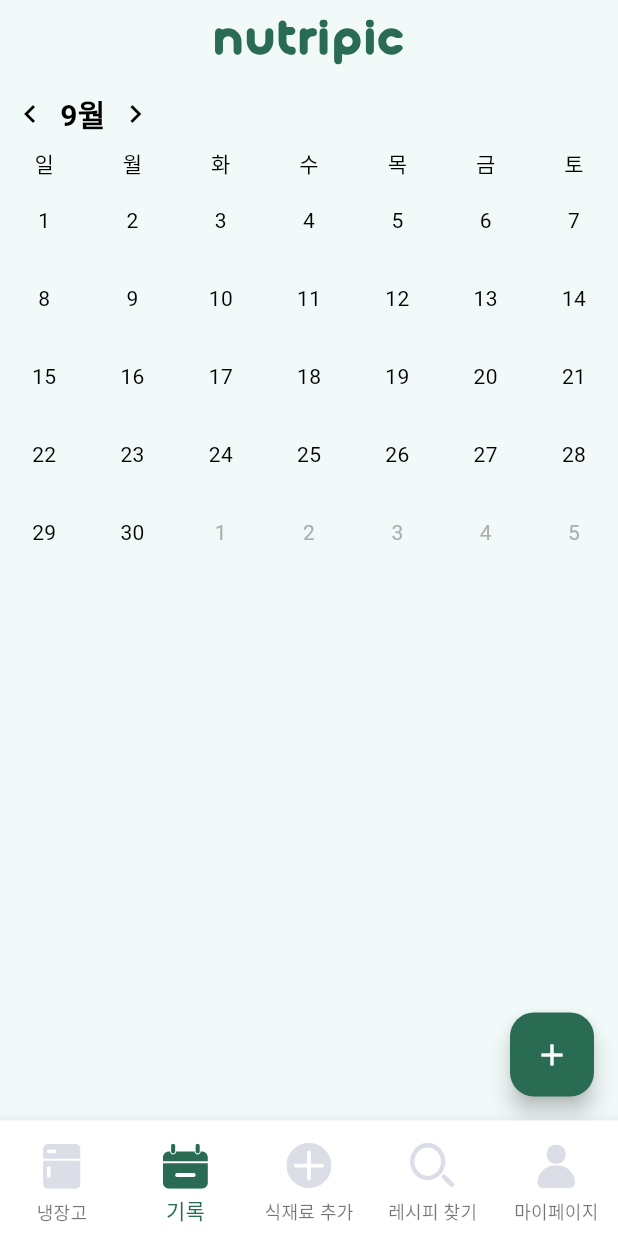
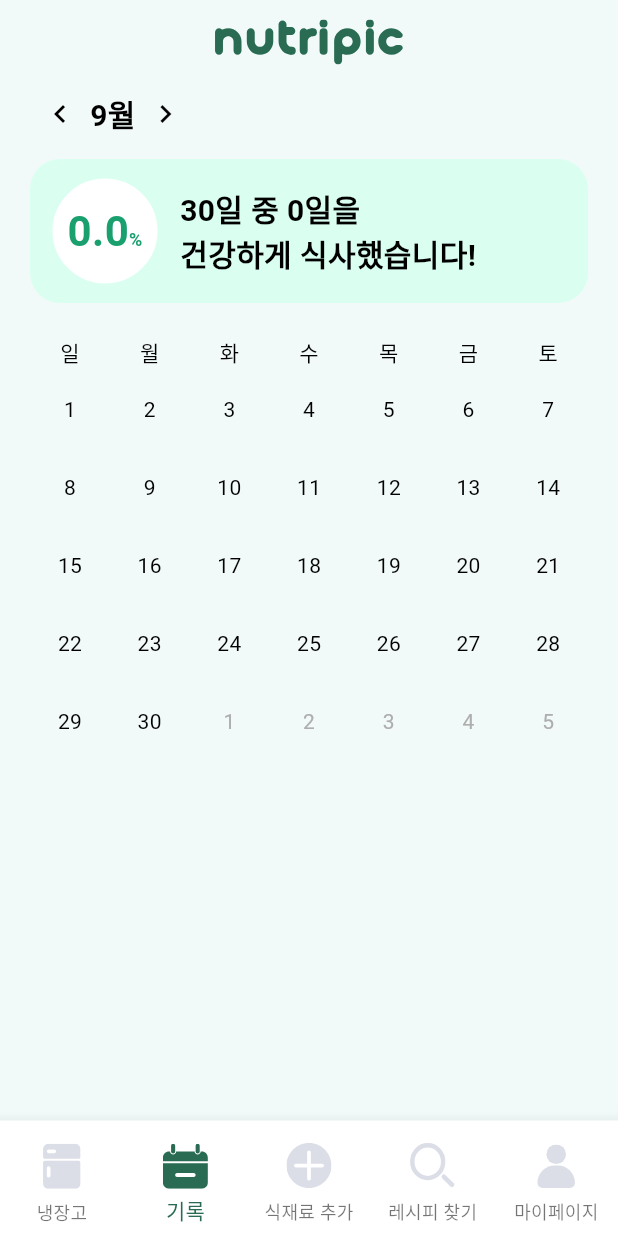
Before and after one commit to wonhj12/nutripic, a Flutter app: the DiaryView screen opened by its route, after a tap on the "chevron left" icon, on a phone screen of 412 x 824 dp. Run offline on Flutter 3.47's test engine with Material 3 defaults, Android fonts, the phone set to English and light mode, and no system bars; drawn by our look-alikes of table_calendar; our stand-ins replace dio, firebase_auth, firebase_core, flutter_dotenv, flutter_svg, go_router and 3 more; missing offline and left inert: kakao_flutter_sdk_user; accounts and stored records are empty; network calls fail; Roboto replaces fonts that are missing (Pretendard); project files that could hold a hidden picture were left out.

Commit message:
feat:한달요약위젯추가

```diff
--- a/lib/view_models/diary/diary_view_model.dart
+++ b/lib/view_models/diary/diary_view_model.dart
@@ -49,11 +49,29 @@ class DiaryViewModel extends ChangeNotifier {
     return diaryModel.diaries.where((diary) => diary.date == date).toList();
   }
 
-  List<Diary> getDiariesForMonth(int year, int month) {
-    return diaryModel.diaries
-        .where(
-            (diary) => diary.date?.year == year && diary.date?.month == month)
-        .toList();
+  /// 일기 있는 날짜수 반환
+  int getDiariesForMonth() {
+    final diariesForMonth = diaryModel.diaries
+        .where((diary) =>
+            diary.date?.year == focusedDay.year &&
+            diary.date?.month == focusedDay.month)
+        .map((diary) => diary.date?.day)
+        .toSet();
+    return diariesForMonth.length;
+  }
+
+  /// 이번 달 날짜수 반환
+  int getTotalDaysInMonth() {
+    return DateTime(focusedDay.year, focusedDay.month + 1, 0)
+        .day; // 다음 달 0일로 설정해 해당 달의 마지막 날 계산
+  }
+
+  /// 건강한 식사 비율 반환
+  double getProperMealPercentage() {
+    final int totalDays = getTotalDaysInMonth();
+    final int properMealDays = getDiariesForMonth();
+    if (totalDays == 0) return 0.0;
+    return properMealDays / totalDays;
   }
 
   /// 카메라/갤러리 선택 후 사진 촬영
--- a/lib/views/diary/diary_view.dart
+++ b/lib/views/diary/diary_view.dart
@@ -20,12 +20,14 @@ class _DiaryViewState extends State<DiaryView> {
     //DateTime _focusedDay = DateTime.now();
     DateTime? _selectedDay;
 
-    return Scaffold(
+    return CustomScaffold(
       appBar: const CustomAppBar(backButton: false),
       body: Column(
         children: [
+          //커스텀 헤더
           Row(
             children: [
+              //왼쪽 버튼 (이전 달 이동)
               GestureDetector(
                 onTap: diaryViewModel.goToPreviousMonth,
                 child: Container(
@@ -47,6 +49,7 @@ class _DiaryViewState extends State<DiaryView> {
                   fontWeight: FontWeight.bold,
                 ),
               ),
+              //오른쪽 버튼 (다음 달 이동)
               GestureDetector(
                 onTap: diaryViewModel.goToNextMonth,
                 child: Container(
@@ -63,7 +66,91 @@ class _DiaryViewState extends State<DiaryView> {
               ),
             ],
           ),
-          TableCalendar(
+
+          //한 달 요약
+          Container(
+            width: double.infinity,
+            height: 96,
+            margin: const EdgeInsets.only(
+              top: 10,
+              bottom: 20,
+            ),
+            decoration: BoxDecoration(
+                borderRadius: BorderRadius.circular(20),
+                color: const Color(0xFFDAFFF1)),
+            child: Row(
+              children: [
+                const SizedBox(
+                  width: 20,
+                ),
+                //그래프
+                Stack(
+                  alignment: Alignment.center,
+                  children: [
+                    // 원형 그래프
+                    Container(
+                      width: 60,
+                      height: 60,
+                      decoration: const BoxDecoration(
+                        color: Colors.white,
+                        shape: BoxShape.circle,
+                      ),
+                      child: CircularProgressIndicator(
+                        value: diaryViewModel.getProperMealPercentage(),
+                        strokeCap: StrokeCap.round,
+                        strokeWidth: 10,
+                        backgroundColor: Colors.white,
+                        valueColor: const AlwaysStoppedAnimation<Color>(
+                          Color(0xFF1A9F6E),
+                        ),
+                      ),
+                    ),
+
+                    Row(
+                      mainAxisAlignment: MainAxisAlignment.center, // 가운데 정렬
+                      crossAxisAlignment: CrossAxisAlignment.baseline, // 기준선 정렬
+                      textBaseline: TextBaseline.alphabetic, // 텍스트 기준선
+                      children: [
+                        Text(
+                          (diaryViewModel.getProperMealPercentage() * 100)
+                              .toStringAsFixed(1), // 큰 텍스트
+                          style: const TextStyle(
+                            color: Color(0xFF1A9F6E),
+                            fontSize: 28,
+                            fontWeight: FontWeight.bold,
+                          ),
+                        ),
+                        const Text(
+                          "%", // 작은 텍스트
+                          style: TextStyle(
+                            color: Color(0xFF1A9F6E),
+                            fontSize: 12,
+                            fontWeight: FontWeight.bold,
+                          ),
+                        ),
+                      ],
+                    ),
+                  ],
+                ),
+                const SizedBox(
+                  width: 20,
+                ),
+
+                //글씨
+                Text(
+                  '${diaryViewModel.getTotalDaysInMonth()}일 중 ${diaryViewModel.getDiariesForMonth()}일을\n건강하게 식사했습니다!',
+                  style: const TextStyle(
+                    fontSize: 20,
+                    fontWeight: FontWeight.bold,
+                  ),
+                ),
+              ],
+            ),
+          ),
+
+          //실제 캘린더
+          Expanded(
+            child: TableCalendar(
               focusedDay: diaryViewModel.focusedDay,
               firstDay: DateTime(2024, 1, 1),
               lastDay: DateTime(2025, 12, 31),
@@ -76,18 +163,10 @@ class _DiaryViewState extends State<DiaryView> {
                 diaryViewModel.showDiaryRecordModal(selectedDay);
               },
               onPageChanged: (focusedDay) {
-              diaryViewModel
-                  .updateFocusedDay(focusedDay); // 페이지 변경 시에만 _focusedDay 업데이트
+                diaryViewModel.updateFocusedDay(
+                    focusedDay); // 페이지 변경 시에만 _focusedDay 업데이트
               },
 
-            // headerStyle: HeaderStyle(
-            //   formatButtonVisible: false,
-            //   titleCentered: false,
-            //   titleTextFormatter: (date, locale) => '${date.month}월',
-            //   titleTextStyle: Palette.subtitle,
-            //   leftChevronPadding: EdgeInsets.only(right: 4.0), // 오른쪽 여백만 설정
-            //   rightChevronPadding: EdgeInsets.only(left: 4.0),
-            // ),
               headerVisible: false,
               calendarStyle: const CalendarStyle(
                 isTodayHighlighted: false,
@@ -169,14 +248,15 @@ class _DiaryViewState extends State<DiaryView> {
                 },
               ),
             ),
+          ),
         ],
       ),
-      floatingActionButton: FloatingActionButton(
-        child: const Icon(Icons.add),
-        onPressed: () {
-          diaryViewModel.showCameraSelectModal();
-        },
-      ),
+      // floatingActionButton: FloatingActionButton(
+      //   child: const Icon(Icons.add),
+      //   onPressed: () {
+      //     diaryViewModel.showCameraSelectModal();
+      //   },
+      // ),
     );
   }
 }
```
Lines whose indentation alone changed are shown as unchanged.
